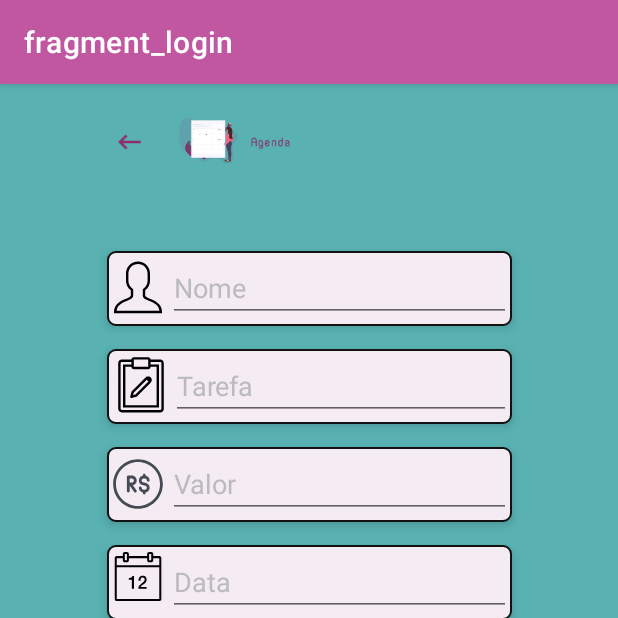
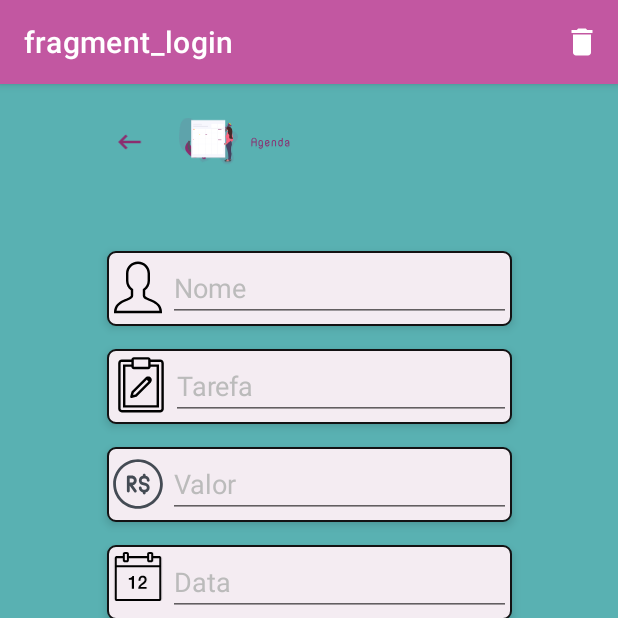
Before and after one commit to fcventura02/agenda, an Android app: the fragment updateSchedule placed in its activity, on a phone screen of 412 x 824 dp, the top half of it. Run offline under Robolectric (Android 15) with nearby library versions, the phone set to English and light mode, and no system bars; our stand-ins replace Room's generated code, navigation-ui; 6 statements that could not run were skipped.

Commit message:
Created menu funtion to deled and exit

```diff
--- a/app/src/main/java/br/com/agenda/MainActivity.kt
+++ b/app/src/main/java/br/com/agenda/MainActivity.kt
@@ -3,13 +3,16 @@ package br.com.agenda
 import androidx.appcompat.app.AppCompatActivity
 import android.os.Bundle
 import androidx.navigation.findNavController
+import androidx.navigation.fragment.findNavController
 import androidx.navigation.ui.setupActionBarWithNavController
+import kotlinx.coroutines.GlobalScope
+import kotlinx.coroutines.delay
+import kotlinx.coroutines.launch
 
 class MainActivity : AppCompatActivity() {
     override fun onCreate(savedInstanceState: Bundle?) {
         super.onCreate(savedInstanceState)
         setContentView(R.layout.activity_main)
-
         setupActionBarWithNavController(findNavController(R.id.fragment))
     }
 }
--- a/app/src/main/java/br/com/agenda/data/schedule_data/ScheduleDao.kt
+++ b/app/src/main/java/br/com/agenda/data/schedule_data/ScheduleDao.kt
@@ -19,4 +19,11 @@ interface ScheduleDao {
 
     @Update
     suspend fun updateSchedule(schedule: Schedule)
+
+    @Delete
+    suspend fun deleteOneSchedule(schedule: Schedule)
+
+    @Query("DELETE from schedule_data")
+    suspend fun deleteAllSchedule()
+
 }
--- /dev/null
+++ b/app/src/main/res/drawable/ic_baseline_delete_24.xml
@@ -0,0 +1,10 @@
+<vector xmlns:android="http://schemas.android.com/apk/res/android"
+    android:width="24dp"
+    android:height="24dp"
+    android:viewportWidth="24"
+    android:viewportHeight="24"
+    android:tint="?attr/colorControlNormal">
+  <path
+      android:fillColor="@android:color/white"
+      android:pathData="M6,19c0,1.1 0.9,2 2,2h8c1.1,0 2,-0.9 2,-2V7H6v12zM19,4h-3.5l-1,-1h-5l-1,1H5v2h14V4z"/>
+</vector>
--- a/app/src/main/res/layout/fragment_landinpage.xml
+++ b/app/src/main/res/layout/fragment_landinpage.xml
@@ -7,6 +7,7 @@
     android:background="@color/verde_201">
 
     <ImageView
+        android:id="@+id/vw_landinpage"
         android:layout_width="320dp"
         android:layout_height="320dp"
         android:src="@drawable/ic_logo_horizontal"
--- /dev/null
+++ b/app/src/main/res/menu/delete_menu.xml
@@ -0,0 +1,12 @@
+<?xml version="1.0" encoding="utf-8"?>
+<menu xmlns:android="http://schemas.android.com/apk/res/android"
+    xmlns:app="http://schemas.android.com/apk/res-auto">
+
+    <item android:id="@+id/menu_delete"
+        android:title="Delete"
+        android:icon="@drawable/ic_baseline_delete_24"
+        android:iconTint="@color/white"
+        app:showAsAction="ifRoom"
+        />
+
+</menu>
```
Also changed, not shown: app/src/main/java/br/com/agenda/data/repository/ScheduleRepository.kt (+8 -0 lines), app/src/main/java/br/com/agenda/data/viewModel/ScheduleViewModel.kt (+12 -0 lines), app/src/main/java/br/com/agenda/fragments/index.kt (+25 -3 lines), app/src/main/java/br/com/agenda/fragments/landinpage.kt (+13 -1 lines), app/src/main/java/br/com/agenda/fragments/updateSchedule.kt (+34 -3 lines), app/src/main/res/drawable/ic_baseline_exit_to_app_24.xml (added, +10 -0 lines), app/src/main/res/menu/menu_sair.xml (added, +10 -0 lines).
